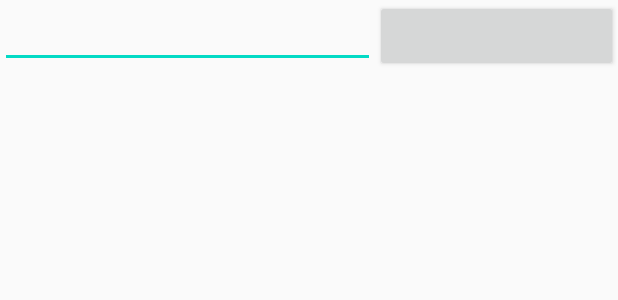
After one commit to everydaymorning/NaverApiMVVM, an Android app: the layout activity_search.xml on its own in the app's theme, with its tools: preview values and no code run, on a phone screen of 412 x 824 dp. The commit adds this screen. Shown: the top 300 px of the screen. Run offline under Robolectric (Android 15) with nearby library versions, the phone set to English and light mode, and no system bars.

Commit message:
#18 SearchActivity 레이아웃 구성

```diff
--- a/RefactoringProject/app/src/main/AndroidManifest.xml
+++ b/RefactoringProject/app/src/main/AndroidManifest.xml
@@ -12,14 +12,16 @@
         android:roundIcon="@mipmap/ic_launcher_round"
         android:supportsRtl="true"
         android:theme="@style/AppTheme">
-        <activity android:name=".ui.detail.DetailActivity"></activity>
+        <activity android:name=".ui.search.SearchActivity"></activity>
+        <activity android:name=".ui.detail.DetailActivity" />
         <activity android:name=".ui.splash.SplashActivity">
             <intent-filter>
                 <action android:name="android.intent.action.MAIN" />
+
                 <category android:name="android.intent.category.LAUNCHER" />
             </intent-filter>
         </activity>
-        <activity android:name=".ui.login.LoginActivity"></activity>
+        <activity android:name=".ui.login.LoginActivity" />
         <activity android:name=".ui.main.MainActivity" />
     </application>
 
--- /dev/null
+++ b/RefactoringProject/app/src/main/res/layout/activity_search.xml
@@ -0,0 +1,33 @@
+<?xml version="1.0" encoding="utf-8"?>
+<androidx.constraintlayout.widget.ConstraintLayout
+    xmlns:android="http://schemas.android.com/apk/res/android"
+    xmlns:app="http://schemas.android.com/apk/res-auto"
+    xmlns:tools="http://schemas.android.com/tools"
+    android:layout_width="match_parent"
+    android:layout_height="match_parent"
+    tools:context=".ui.search.SearchActivity">
+
+    <AutoCompleteTextView
+        android:id="@+id/auto_edit"
+        android:layout_width="250dp"
+        android:layout_height="wrap_content"
+        app:layout_constraintBottom_toBottomOf="parent"
+        app:layout_constraintEnd_toEndOf="parent"
+        app:layout_constraintHorizontal_bias="0.0"
+        app:layout_constraintStart_toStartOf="parent"
+        app:layout_constraintTop_toTopOf="parent"
+        app:layout_constraintVertical_bias="0.0" />
+
+    <Button
+        android:id="@+id/btn_search2"
+        android:layout_width="0dp"
+        android:layout_height="wrap_content"
+        app:layout_constraintBottom_toBottomOf="parent"
+        app:layout_constraintEnd_toEndOf="parent"
+        app:layout_constraintHorizontal_bias="0.0"
+        app:layout_constraintStart_toEndOf="@+id/auto_edit"
+        app:layout_constraintTop_toTopOf="parent"
+        app:layout_constraintVertical_bias="0.0"
+        app:layout_constraintLeft_toRightOf="@+id/auto_edit"/>
+
+</androidx.constraintlayout.widget.ConstraintLayout>
```
Also changed, not shown: RefactoringProject/app/src/main/java/com/example/refactoringproject/ui/main/MainActivity.kt (+21 -25 lines), RefactoringProject/app/src/main/java/com/example/refactoringproject/ui/search/SearchActivity.kt (added, +16 -0 lines), RefactoringProject/app/src/main/res/layout/activity_main.xml (+3 -4 lines).
